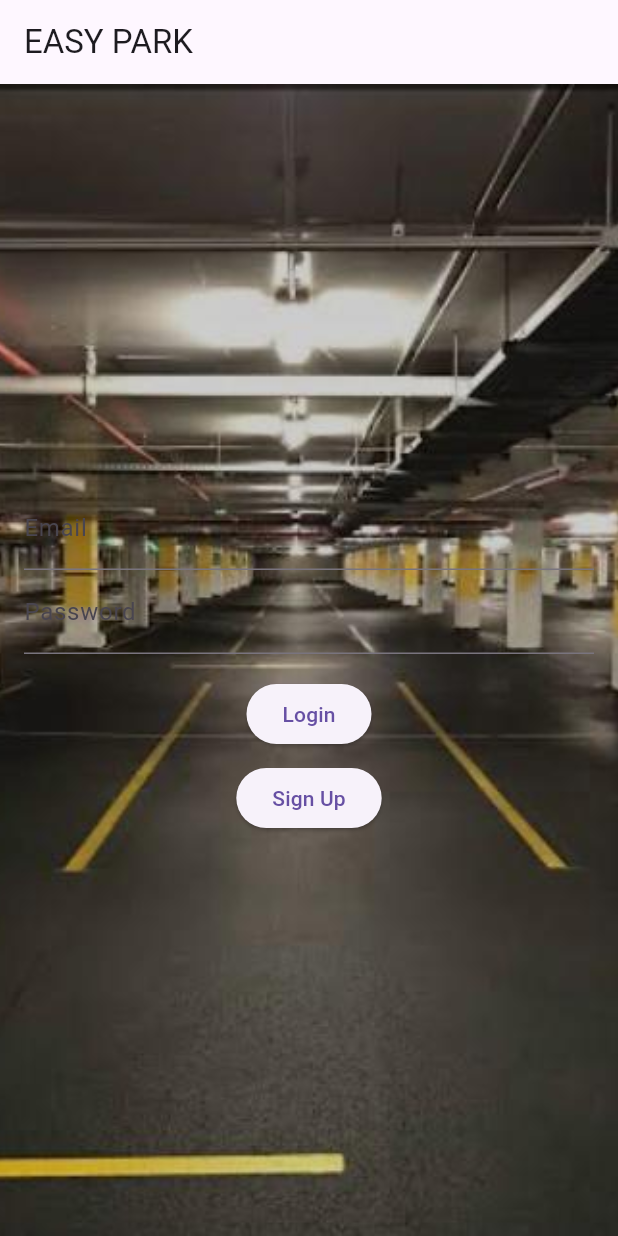
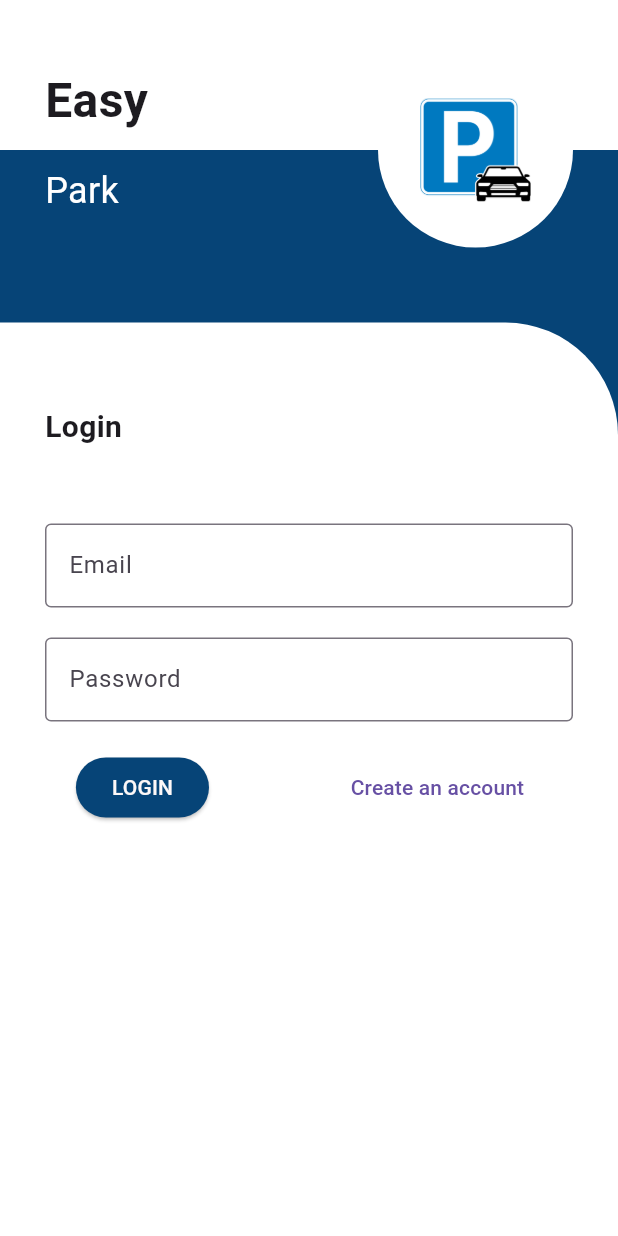
Before and after one commit to edgarmuyomba/parkingsystem, a Flutter app: the screen it shows after launch, on a phone screen of 412 x 824 dp. Run offline on Flutter 3.47's test engine with Material 3 defaults, Android fonts, the phone set to English and light mode, and no system bars; our stand-ins replace firebase_auth, firebase_core, flutter_countdown_timer; accounts and stored records are empty.

Commit message:
new stuff

```diff
--- a/lib/main.dart
+++ b/lib/main.dart
@@ -1,9 +1,12 @@
 import 'package:flutter/material.dart';
 import 'package:firebase_core/firebase_core.dart';
 import 'package:flutter_application_1/presentation/authWrapper.dart';
+import 'package:flutter_application_1/presentation/login_page.dart';
 import 'firebase_options.dart';
 import 'presentation/my_vehicle_page.dart';
 import 'presentation/HomePage.dart';
+import 'presentation/signup_page.dart';
+
 
 void main() async {
   WidgetsFlutterBinding.ensureInitialized();
@@ -22,8 +25,9 @@ class MyApp extends StatelessWidget {
       debugShowCheckedModeBanner: false,  // Set this to false to hide the debug banner
        initialRoute: '/',
       routes: {
-        '/': (context) => const AuthenticationWrapper(), // New route for authentication wrapper
+         '/':(context) => LoginPage(),
         '/home': (context) => const home(),
+        '/signup':(context) => SignUpPage(),
         '/myvehicle': (context) => const MyVehiclePage(parkingSlot: "A1"), // Dummy parking slot for illustration
         // Add more routes as needed
       },
--- a/lib/presentation/login_page.dart
+++ b/lib/presentation/login_page.dart
@@ -1,92 +1,150 @@
-// ignore: depend_on_referenced_packages
+import 'package:flutter/material.dart';
 import 'package:firebase_auth/firebase_auth.dart';
-import 'package:flutter/material.dart';
 
 class LoginPage extends StatelessWidget {
   final TextEditingController emailController = TextEditingController();
   final TextEditingController passwordController = TextEditingController();
 
-  LoginPage({super.key});
-
   Future<void> _signInWithEmailAndPassword(BuildContext context) async {
-    try {
-      await FirebaseAuth.instance.signInWithEmailAndPassword(
-        email: emailController.text,
-        password: passwordController.text,
-      );
-
-      // If the login is successful, navigate to another screen or perform desired action
-      //Navigator.pushReplacementNamed(context, '/home');
-    } catch (e) {
-      print("Error: $e");
-
-      // Handle login errors, e.g., show an error message to the user
-      ScaffoldMessenger.of(context).showSnackBar(const SnackBar(
-        content: Text("Login failed. Check your credentials."),
-      ));
-    }
+    // Your sign-in logic here
   }
 
   Future<void> _signUpWithEmailAndPassword(BuildContext context) async {
-    try {
-      await FirebaseAuth.instance.createUserWithEmailAndPassword(
-        email: emailController.text,
-        password: passwordController.text,
-      );
-
-      // If the sign-up is successful, you may want to automatically log in the user
-      _signInWithEmailAndPassword(context);
-    } catch (e) {
-      print("Error: $e");
-
-      // Handle sign-up errors, e.g., show an error message to the user
-      ScaffoldMessenger.of(context).showSnackBar(const SnackBar(
-        content: Text("Sign-up failed. Check your credentials."),
-      ));
-    }
+    // Your sign-up logic here
   }
 
   @override
   Widget build(BuildContext context) {
+    double deviceWidth = MediaQuery.of(context).size.width;
+
     return Scaffold(
-      appBar: AppBar(
-        title: const Text('EASY PARK'),
-      ),
-      body: Container(
-        decoration: BoxDecoration(
-          image: DecorationImage(
-            image: AssetImage(
-                'assets/background_image.jpeg'), // Replace with your image asset path
-            fit: BoxFit.cover,
+      body: Stack(
+        children: [
+          Column(
+            children: [
+              Container(
+                height: 100,
+                width: deviceWidth,
+                color: Colors.white,
+                alignment: Alignment.bottomLeft,
+                child: const Padding(
+                  padding: EdgeInsets.only(left: 30.0, bottom: 10.0),
+                  child: Text(
+                    "Easy",
+                    style: TextStyle(fontSize: 32, fontWeight: FontWeight.bold),
+                  ),
+                ),
+              ),
+              Expanded(
+                child: Container(
+                  height: 100,
+                  width: deviceWidth,
+                  color: const Color.fromARGB(255, 6, 68, 119),
+                  alignment: Alignment.topLeft,
+                  child: const Padding(
+                    padding: EdgeInsets.only(left: 30.0, top: 10.0),
+                    child: Text("Park",
+                        style: TextStyle(fontSize: 24, color: Colors.white)),
+                  ),
+                ),
+              )
+            ],
           ),
-        ),
-        child: Padding(
-          padding: const EdgeInsets.all(16.0),
-          child: Column(
-            mainAxisAlignment: MainAxisAlignment.center,
+          Column(
             children: [
-              TextField(
-                controller: emailController,
-                decoration: const InputDecoration(labelText: 'Email'),
+              Container(
+                height: 200,
+                width: deviceWidth,
+                child: Padding(
+                  padding: EdgeInsets.all(30),
+                  child: Row(
+                    mainAxisAlignment: MainAxisAlignment.end,
+                    children: [
+                      Container(
+                        height: 130,
+                        width: 130,
+                        decoration: BoxDecoration(
+                          color: Colors.white,
+                          borderRadius: BorderRadius.circular(100),
+                        ),
+                        child: Padding(
+                          padding: const EdgeInsets.all(12.0),
+                          child: Transform.scale(
+                            scale: 0.7,
+                            child:Image.asset('assets/logo.png'),
+                          ),
+                        ),
+                      ),
+                    ],
+                  ),
+                ),
               ),
-              TextField(
-                controller: passwordController,
-                obscureText: true,
-                decoration: const InputDecoration(labelText: 'Password'),
-              ),
-              const SizedBox(height: 16),
-              ElevatedButton(
-                onPressed: () => _signInWithEmailAndPassword(context),
-                child: const Text('Login'),
-              ),
-              const SizedBox(height: 8),
-              ElevatedButton(
-                onPressed: () => _signUpWithEmailAndPassword(context),
-                child: const Text('Sign Up'),
+              SizedBox(height: 15),
+              Expanded(
+                child: Container(
+                  decoration: BoxDecoration(
+                    color: Colors.white,
+                    borderRadius: BorderRadius.only(topRight: Radius.circular(75)),
+                  ),
+                  child: Padding(
+                    padding: const EdgeInsets.all(30.0),
+                    child: Column(
+                      crossAxisAlignment: CrossAxisAlignment.start,
+                      children: [
+                        SizedBox(height: 25),
+                        Text(
+                          "Login",
+                          style: TextStyle(fontSize: 20, fontWeight: FontWeight.bold),
+                        ),
+                        SizedBox(height: 50),
+                        TextField(
+                          controller: emailController,
+                          decoration: InputDecoration(
+                            hintText: "Email",
+                            border: OutlineInputBorder(),
+                          ),
+                        ),
+                        SizedBox(height: 20),
+                        TextField(
+                          controller: passwordController,
+                          obscureText: true,
+                          decoration: InputDecoration(
+                            hintText: "Password",
+                            border: OutlineInputBorder(),
+                          ),
+                        ),
+                        SizedBox(height: 20),
+                        Row(
+                          mainAxisAlignment: MainAxisAlignment.spaceAround,
+                          children: [
+                           ElevatedButton(
+                             onPressed: () =>  Navigator.pushNamed(context, '/home'),
+                             style: ButtonStyle(
+                                backgroundColor: MaterialStateProperty.all<Color>(Color.fromARGB(255, 6, 68, 119)), // Set button background color
+                                foregroundColor: MaterialStateProperty.all<Color>(const Color.fromARGB(255, 253, 248, 248)), // Set button text color
+                                  ),
+                                  child: Text('LOGIN'),
+                                ),
+                                  SizedBox(height: 8),
+                        Row(
+                          mainAxisAlignment: MainAxisAlignment.end,
+                          children: [
+                            TextButton(
+                              onPressed: () => Navigator.pushNamed(context, '/signup'),
+                              child: const Text("Create an account")
+                              )
+                          ],
+                        ),
+                          ],
+                        ),
+                      ],
+                    ),
+                  ),
+                ),
               ),
             ],
           ),
-        ),
+        ],
       ),
     );
   }
--- a/pubspec.yaml
+++ b/pubspec.yaml
@@ -66,6 +66,7 @@ flutter:
   assets:
     - assets/background_image.jpeg
     - assets/barcode.png
+    - assets/logo.png
   #   - images/a_dot_ham.jpeg
 
   # An image asset can refer to one or more resolution-specific "variants", see
```
Also changed, not shown: lib/presentation/signup_page.dart (added, +169 -0 lines), assets/logo.png (added), pubspec.lock.
